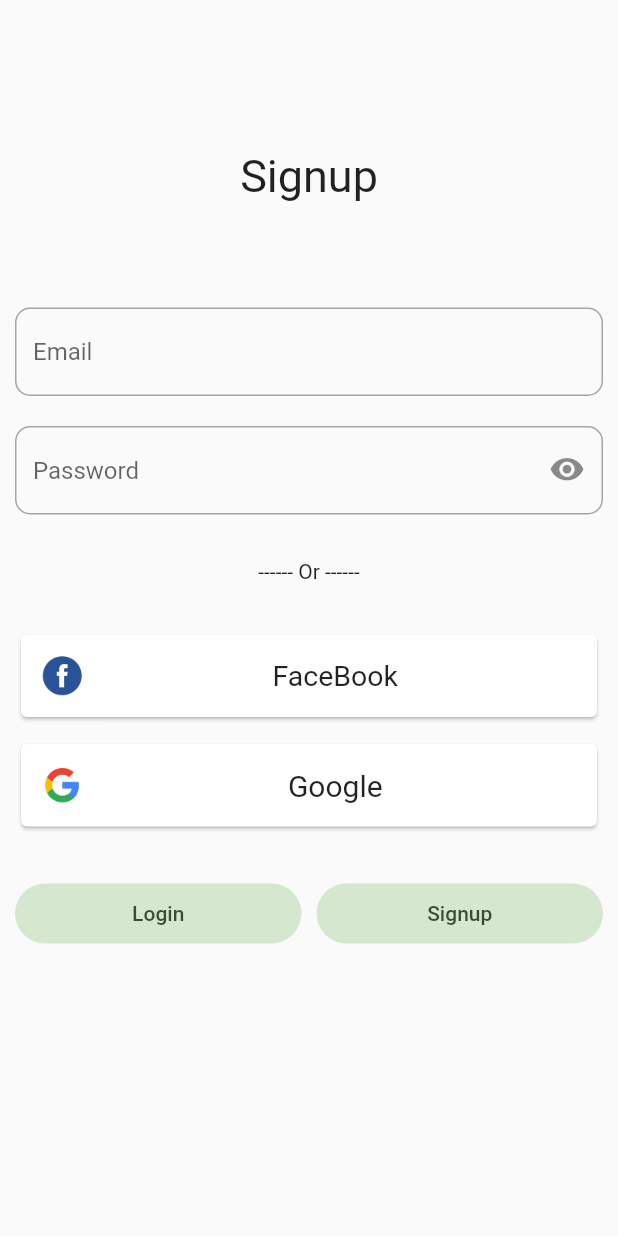
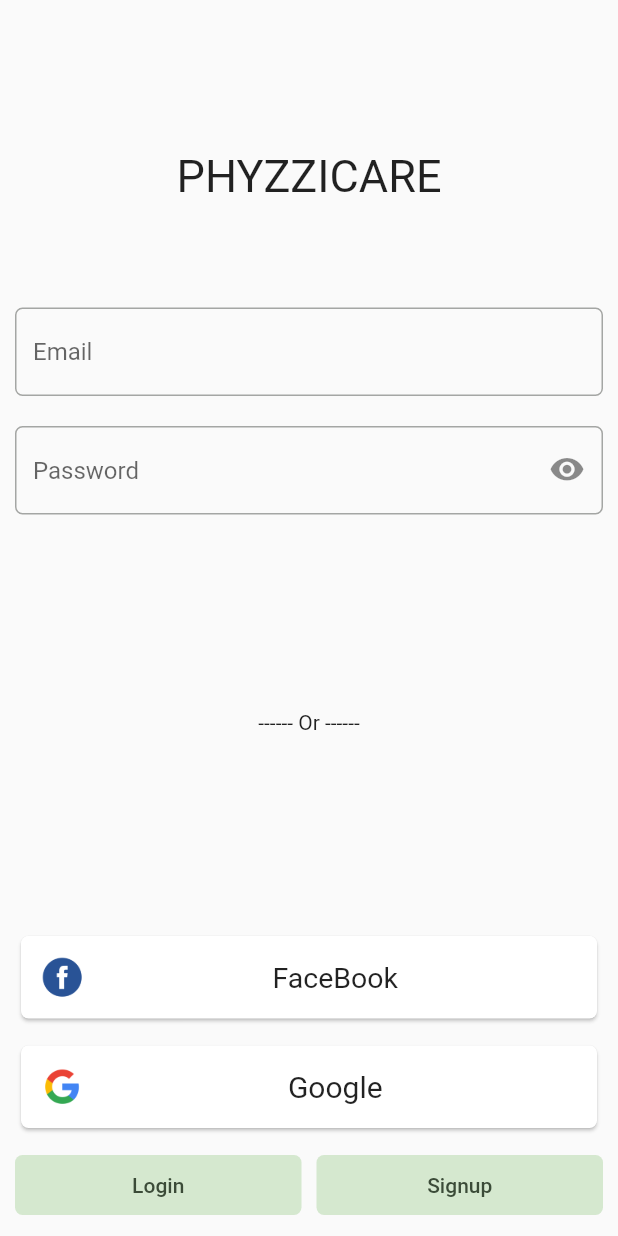
Before and after one commit to MaardinK522/trying_therapist_app, a Flutter app: the SignupPageRoute screen opened directly, on a phone screen of 412 x 824 dp. Run offline on Flutter 3.47's test engine with Material 2 defaults, Android fonts, the phone set to English and light mode, and no system bars; our stand-ins replace badges, faker, fluttertoast, objectbox, shared_preferences, smooth_page_indicator; missing offline and left inert: qr_code_scanner; accounts and stored records are empty; generated files the repository leaves out were written again.

```diff
--- a/lib/main.dart
+++ b/lib/main.dart
@@ -7,7 +7,7 @@ import 'package:shared_preferences/shared_preferences.dart';
 import 'package:therapist_side/providers/call_history_provider.dart';
 import 'package:therapist_side/providers/chat_history_provider.dart';
 import 'package:therapist_side/providers/medicine_listview_provider.dart';
-import 'package:therapist_side/routes/home_page_route.dart';
+import 'package:therapist_side/routes/signup_route_page.dart';
 
 import 'utils/database.dart';
 
@@ -174,7 +174,7 @@ class MyAppState extends State<MyApp> {
         theme: _lightTheme,
         darkTheme: _darkTheme,
         themeMode: _appThemeMode,
-        home: const MyHomePage(),
+        home: const SignupPageRoute(),
         navigatorObservers: [
           routeObserver,
         ],
--- a/lib/models/medicine_course_item_model.dart
+++ b/lib/models/medicine_course_item_model.dart
@@ -5,7 +5,7 @@ class MedicineGroupItemModel {
   @Id(assignable: true)
   int id = 0;
   final String topic;
-  final List<String> medicines;
+  late List<String> medicines;
   bool? isExpanded;
 
   MedicineGroupItemModel({
--- a/lib/routes/home_page_route.dart
+++ b/lib/routes/home_page_route.dart
@@ -43,6 +43,7 @@ class _MyHomePageState extends State<MyHomePage> with TickerProviderStateMixin {
   Widget build(BuildContext context) {
     return Scaffold(
       appBar: AppBar(
+        automaticallyImplyLeading: false,
         title: const Text("TherapistSide"),
         bottom: TabBar(
           splashFactory: InkSparkle.constantTurbulenceSeedSplashFactory,
--- a/lib/routes/signup_route_page.dart
+++ b/lib/routes/signup_route_page.dart
@@ -1,5 +1,7 @@
 import 'package:flutter/material.dart';
 import 'package:therapist_side/generated/assets.dart';
+import 'package:therapist_side/utils/constant_dims.dart';
+
 import '../routes/home_page_route.dart';
 
 class SignupPageRoute extends StatelessWidget {
@@ -13,36 +15,38 @@ class SignupPageRoute extends StatelessWidget {
         FocusScope.of(context).unfocus();
       },
       child: Scaffold(
-        body: SingleChildScrollView(
-          child: Padding(
+        resizeToAvoidBottomInset: false,
+        body: Padding(
           padding: const EdgeInsets.symmetric(horizontal: 10),
           child: Column(
             crossAxisAlignment: CrossAxisAlignment.stretch,
             children: [
               const SizedBox(height: 100),
               const Text(
-                  "Signup",
+                "PHYZZICARE",
                 style: TextStyle(fontSize: 30),
                 textAlign: TextAlign.center,
               ),
               const SizedBox(height: 70),
               TextFormField(
+                textInputAction: TextInputAction.next,
                 autofillHints: const [AutofillHints.email],
                 decoration: InputDecoration(
                   border: OutlineInputBorder(
-                        borderRadius: BorderRadius.circular(10),
+                    borderRadius: Constants.textFieldBorderRadius,
                     borderSide: const BorderSide(
                       width: 1,
                     ),
                   ),
                   focusedBorder: OutlineInputBorder(
-                        borderRadius: BorderRadius.circular(10),
+                    borderRadius: Constants.textFieldBorderRadius,
                     borderSide: BorderSide(
                       width: 2,
                       color: Theme.of(context).colorScheme.primaryContainer,
                     ),
                   ),
-                      hintText: "Email"),
+                  hintText: "Email",
+                ),
               ),
               const SizedBox(height: 20),
               TextFormField(
@@ -57,13 +61,13 @@ class SignupPageRoute extends StatelessWidget {
                     icon: const Icon(Icons.visibility_rounded),
                   ),
                   border: OutlineInputBorder(
-                      borderRadius: BorderRadius.circular(10),
+                    borderRadius: Constants.textFieldBorderRadius,
                     borderSide: const BorderSide(
                       width: 1,
                     ),
                   ),
                   focusedBorder: OutlineInputBorder(
-                      borderRadius: BorderRadius.circular(10),
+                    borderRadius: Constants.textFieldBorderRadius,
                     borderSide: BorderSide(
                       width: 2,
                       color: Theme.of(context).colorScheme.primaryContainer,
@@ -73,15 +77,25 @@ class SignupPageRoute extends StatelessWidget {
                 ),
               ),
               const SizedBox(height: 30),
-                const Text(
+              const Expanded(
+                child: Center(
+                  child: Text(
                     "------ Or ------",
                     textAlign: TextAlign.center,
                   ),
+                ),
+              ),
               const SizedBox(height: 30),
+              Column(
+                mainAxisAlignment: MainAxisAlignment.end,
+                children: [
                   InkWell(
                     borderRadius: BorderRadius.circular(10),
                     onTap: () {},
                     child: Card(
+                      shape: RoundedRectangleBorder(
+                        borderRadius: Constants.textFieldBorderRadius,
+                      ),
                       child: Padding(
                         padding: const EdgeInsets.all(10.0),
                         child: Row(
@@ -112,6 +126,9 @@ class SignupPageRoute extends StatelessWidget {
                     borderRadius: BorderRadius.circular(10),
                     onTap: () {},
                     child: Card(
+                      shape: RoundedRectangleBorder(
+                        borderRadius: Constants.textFieldBorderRadius,
+                      ),
                       child: Padding(
                         padding: const EdgeInsets.all(10.0),
                         child: Row(
@@ -134,11 +151,20 @@ class SignupPageRoute extends StatelessWidget {
                       ),
                     ),
                   ),
-                const SizedBox(height: 30),
+                ],
+              ),
+              const SizedBox(height: 10),
               Row(
                 children: [
                   Expanded(
                     child: FilledButton.tonal(
+                      style: ButtonStyle(
+                        shape: MaterialStatePropertyAll(
+                          RoundedRectangleBorder(
+                            borderRadius: BorderRadius.circular(5),
+                          ),
+                        ),
+                      ),
                       onPressed: () {
                         Navigator.pushReplacement(
                           context,
@@ -153,14 +179,21 @@ class SignupPageRoute extends StatelessWidget {
                   const SizedBox(width: 10),
                   Expanded(
                     child: FilledButton.tonal(
+                      style: ButtonStyle(
+                        shape: MaterialStatePropertyAll(
+                          RoundedRectangleBorder(
+                            borderRadius: BorderRadius.circular(5),
+                          ),
+                        ),
+                      ),
                       onPressed: () {},
                       child: const Text("Signup"),
                     ),
                   )
                 ],
-                )
+              ),
+              const SizedBox(height: 10),
             ],
-            ),
           ),
         ),
       ),
--- /dev/null
+++ b/lib/utils/constant_dims.dart
@@ -0,0 +1,7 @@
+import 'package:flutter/cupertino.dart';
+
+class Constants {
+  static const borderConstantBorderRadius = 5.0;
+  static final textFieldBorderRadius =
+      BorderRadius.circular(borderConstantBorderRadius);
+}
--- a/pubspec.yaml
+++ b/pubspec.yaml
@@ -37,3 +37,4 @@ flutter:
     - assets/facebook.png
     - assets/google.png
     - lib/models/
+    - lib/routes/signup_route_page.dart
```
Also changed, not shown: lib/exclusive_widgets/medicine_group_bottom_sheets.dart (+2 -7 lines), lib/models/chat_message_model.dart (+7 -1 lines), lib/objectbox-model.json (+30 -1 lines), lib/routes/settings_route_page.dart (+8 -1 lines), lib/generated/assets.dart, lib/objectbox.g.dart. Lines whose indentation alone changed are shown as unchanged.
